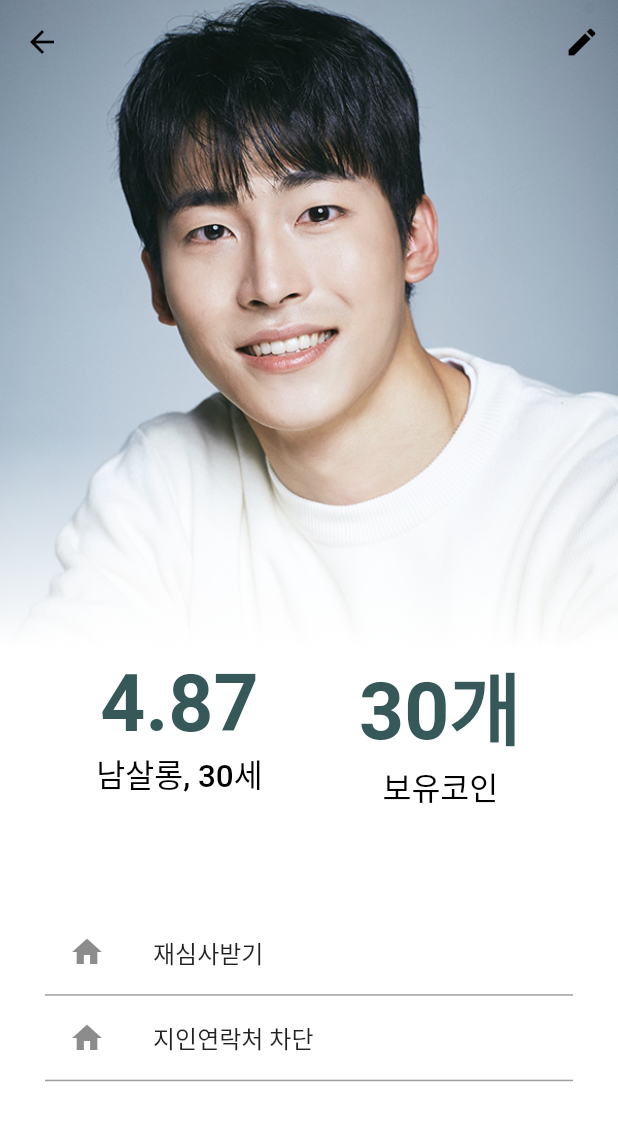
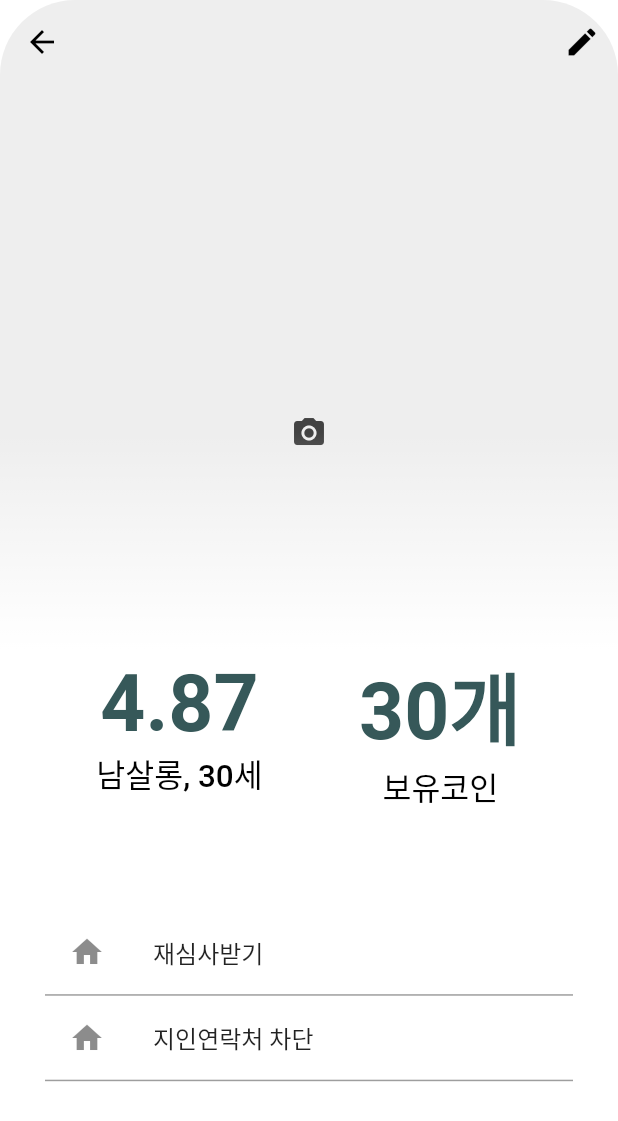
Before and after one commit to rumingda/salonde_c, a Flutter app: the MyPageScreen screen opened directly, on a phone screen of 412 x 824 dp. Shown: the top 1121 px of the screen. Run offline on Flutter 3.47's test engine with Material 2 defaults, Android fonts, the phone set to English and light mode, and no system bars; our stand-ins replace cloud_firestore, email_validator, equatable, firebase_auth, firebase_core, firebase_storage and 7 more; missing offline and left inert: agora_rtc_engine, agora_rtm, agora_uikit, cloud_firestore_web, firebase_auth_web, firebase_core_web and 2 more; accounts and stored records are empty.

Commit message:
20220910

```diff
--- a/lib/menu/myPageScreen.dart
+++ b/lib/menu/myPageScreen.dart
@@ -1,11 +1,10 @@
 import 'package:flutter/material.dart';
 import 'myProfile.dart';
-
+import 'package:salondec/page/viewmodel/auth_viewmodel.dart';
+import 'package:get/get.dart';
 
 const double _kItemExtent = 32.0;
-List<String> imgArray = [
-  "assets/image1.png"
-];
+
 const title = 'Floating App Bar';
 
 class MyPageScreen extends StatefulWidget {
@@ -15,6 +14,7 @@ class MyPageScreen extends StatefulWidget {
 }
 
 class _MyPageScreenState extends State<MyPageScreen> {
+  AuthViewModel _authViewModel = Get.find<AuthViewModel>();
 
   @override
   void initState() {
@@ -95,10 +95,48 @@ class _MyPageScreenState extends State<MyPageScreen> {
             background: Stack(
               fit: StackFit.expand,
               children: [
-                Image.asset(
+                Container(
+                  child: (_authViewModel.userModel.value != null &&
+                          _authViewModel.userModel.value?.profileImageUrl !=
+                              null &&
+                          _authViewModel.userModel.value?.profileImageUrl !=
+                              '' &&
+                          _authViewModel.photoMap["profileImageUrl"] == null)
+                      ? ClipRRect(
+                          borderRadius: BorderRadius.circular(50),
+                          child: Image.network(
+                            _authViewModel.userModel.value!.profileImageUrl!,
+                            width: 100,
+                            height: 100,
+                            fit: BoxFit.cover,
+                          ),
+                        )
+                      : _authViewModel.photoMap["profileImageUrl"] != null
+                          ? ClipRRect(
+                              borderRadius: BorderRadius.circular(50),
+                              child: Image.file(
+                                _authViewModel.photoMap["profileImageUrl"]!,
+                                width: 100,
+                                height: 100,
+                                fit: BoxFit.cover,
+                              ))
+                          : Container(
+                              decoration: BoxDecoration(
+                                  color: Colors.grey[200],
+                                  borderRadius: BorderRadius.circular(50)),
+                              width: 100,
+                              height: 100,
+                              child: Icon(
+                                Icons.camera_alt,
+                                color: Colors.grey[800],
+                              ),
+                            ),
+                ),
+
+                /*Image.asset(
                   "assets/image/image8.png",
                   fit: BoxFit.cover,
-                  ),
+                  ),*/
                   const DecoratedBox(
                     decoration: BoxDecoration(
                       gradient: LinearGradient(
--- a/lib/page/screen/today_detail.dart
+++ b/lib/page/screen/today_detail.dart
@@ -102,7 +102,7 @@ class _TodaydetailState extends State<Todaydetail> {
                               builder: (context) {
                                 return const CustomLoveLetter(
                                   title:
-                                      "호감을 보내고 상대방이 수락하면 바로 연락처를 알 수 있습니다.",
+                                      "호감을 보내고 상대방이 수락하면 바로 연락처를 알 수 있습니다.[부분무료]",
                                   hint: "설레는 마음을 담아 메세지를 작성해보아요 :)",
                                 );
                               },
@@ -136,7 +136,7 @@ class _TodaydetailState extends State<Todaydetail> {
                               builder: (context) {
                                 return const CustomLoveLetter(
                                   title:
-                                      "당신의 마음을 담아 러브레터 보냅니다.",
+                                      "당신의 마음을 담아 러브레터 보냅니다.[유료버전]",
                                   hint: "설레는 마음을 담아 메세지를 작성해보아요 :)",
                                 );
                               },
```
Also changed, not shown: lib/menu/myProfile.dart (+30 -17 lines), 7 other files.
